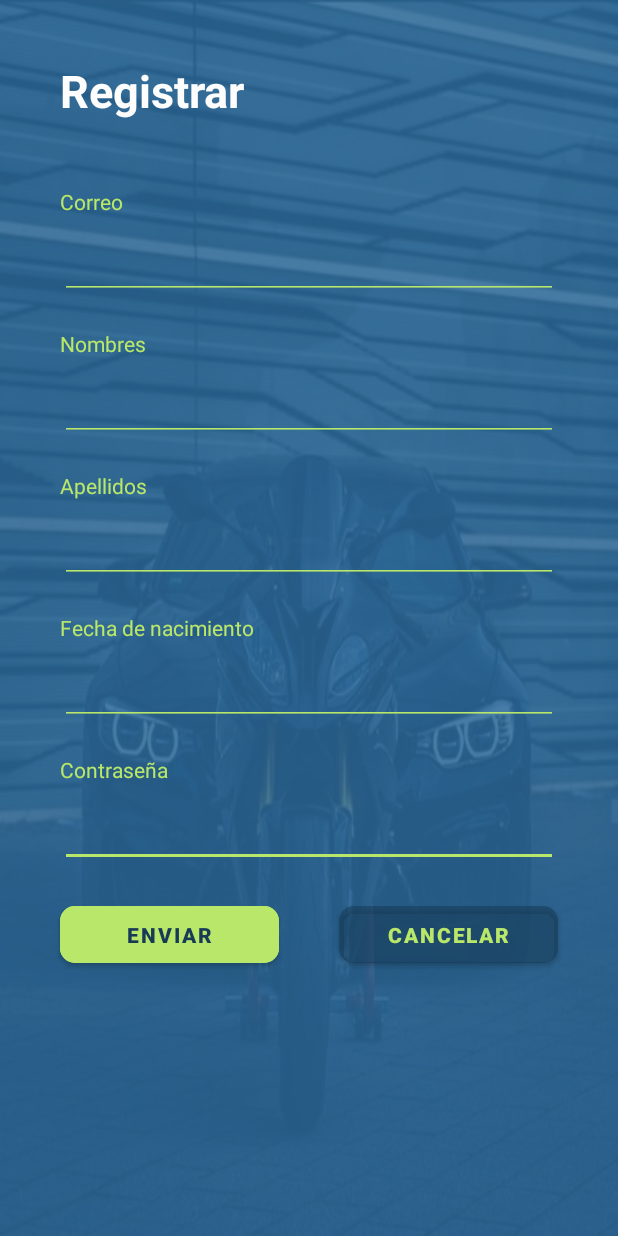
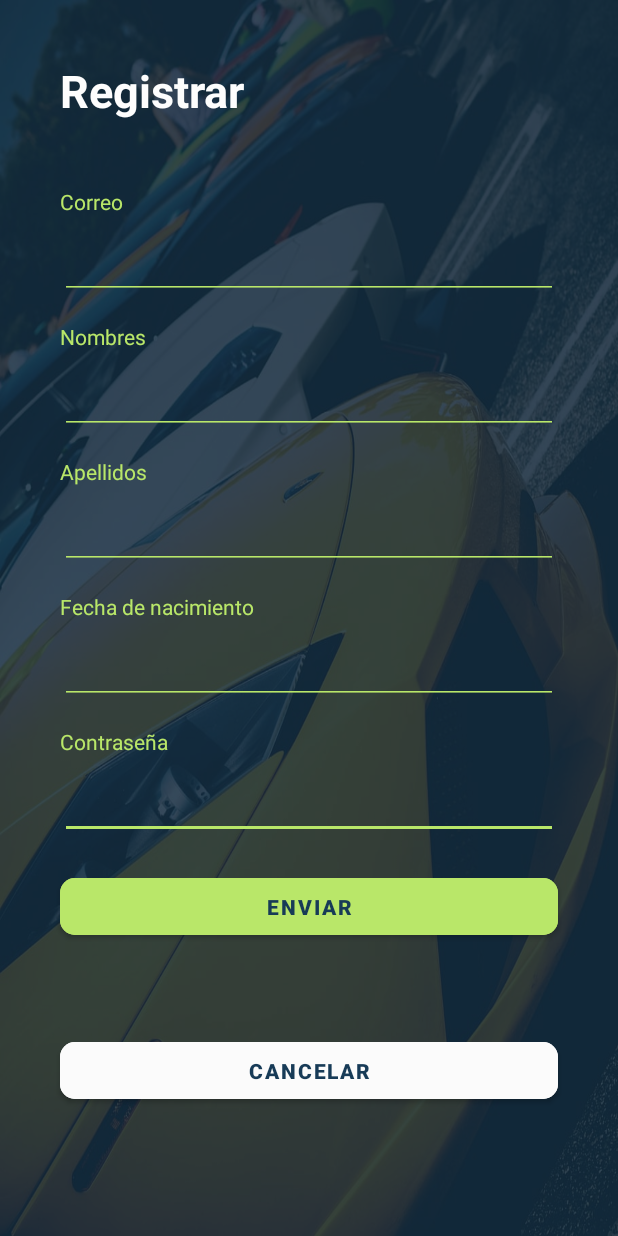
Before and after one commit to AlejandroParra15/GARAGE-VGO, an Android app: the screen it shows after launch (RegisterActivity), after a tap on "CREAR UNA CUENTA", on a phone screen of 412 x 824 dp. Run offline under Robolectric (Android 15) with nearby library versions, the phone set to English and light mode, and no system bars; our stand-ins replace Firebase (no records; nobody signed in at launch, a user with empty details on screens opened directly).

Commit message:
se actualizo la interfaz

```diff
--- a/app/src/main/res/layout/activity_addvehicle.xml
+++ b/app/src/main/res/layout/activity_addvehicle.xml
@@ -231,7 +231,6 @@
                 android:layout_height="wrap_content"
                 android:layout_marginTop="30dp"
                 android:backgroundTint="#B9E769"
-                android:elegantTextHeight="false"
                 android:text="Guardar"
                 android:textAlignment="center"
                 android:textColor="#173B57"
--- a/app/src/main/res/layout/activity_notification_pico_yplaca.xml
+++ b/app/src/main/res/layout/activity_notification_pico_yplaca.xml
@@ -36,6 +36,7 @@
                 android:text="CANCELAR"
                 android:textColor="#173B57"
                 android:textStyle="bold"
+                app:cornerRadius="10dp"
                 app:layout_constraintEnd_toEndOf="@+id/btEnviarPico"
                 app:layout_constraintStart_toStartOf="@+id/btEnviarPico"
                 app:layout_constraintTop_toBottomOf="@+id/btEnviarPico" />
@@ -49,6 +50,7 @@
                 android:text="ENVIAR"
                 android:textColor="#173B57"
                 android:textStyle="bold"
+                app:cornerRadius="10dp"
                 app:layout_constraintEnd_toEndOf="@+id/checkBox7"
                 app:layout_constraintStart_toStartOf="@+id/textView13"
                 app:layout_constraintTop_toBottomOf="@+id/checkBox7" />
--- a/app/src/main/res/layout/activity_notification_soat_tecnico_impue.xml
+++ b/app/src/main/res/layout/activity_notification_soat_tecnico_impue.xml
@@ -101,6 +101,7 @@
                 android:text="CANCELAR"
                 android:textColor="#173B57"
                 android:textStyle="bold"
+                app:cornerRadius="10dp"
                 app:layout_constraintEnd_toEndOf="@+id/btEnviarSoat"
                 app:layout_constraintStart_toStartOf="@+id/btEnviarSoat"
                 app:layout_constraintTop_toBottomOf="@+id/btEnviarSoat" />
@@ -114,6 +115,7 @@
                 android:text="ENVIAR"
                 android:textColor="#173B57"
                 android:textStyle="bold"
+                app:cornerRadius="10dp"
                 app:layout_constraintEnd_toEndOf="@+id/textView9"
                 app:layout_constraintStart_toStartOf="@+id/textView9"
                 app:layout_constraintTop_toBottomOf="@+id/checkBox3" />
--- a/app/src/main/res/layout/activity_register.xml
+++ b/app/src/main/res/layout/activity_register.xml
@@ -4,19 +4,26 @@
     xmlns:tools="http://schemas.android.com/tools"
     android:layout_width="match_parent"
     android:layout_height="match_parent"
-    android:background="@drawable/carmo"
+    android:background="@drawable/imgregister"
     tools:context=".RegisterActivity">
 
     <androidx.constraintlayout.widget.ConstraintLayout
         android:layout_width="match_parent"
         android:layout_height="match_parent"
-        android:background="#DC2C699A"
+        android:background="#B02C699A"
         app:layout_constraintBottom_toBottomOf="parent"
         app:layout_constraintEnd_toEndOf="parent"
         app:layout_constraintStart_toStartOf="parent"
         app:layout_constraintTop_toTopOf="parent">
 
-    </androidx.constraintlayout.widget.ConstraintLayout>
+        <androidx.constraintlayout.widget.ConstraintLayout
+            android:layout_width="match_parent"
+            android:layout_height="match_parent"
+            android:background="#80000000"
+            app:layout_constraintBottom_toBottomOf="parent"
+            app:layout_constraintEnd_toEndOf="parent"
+            app:layout_constraintStart_toStartOf="parent"
+            app:layout_constraintTop_toTopOf="parent">
 
             <EditText
                 android:id="@+id/etPasswordRegister"
@@ -52,49 +59,12 @@
                 android:id="@+id/lbDate"
                 android:layout_width="wrap_content"
                 android:layout_height="wrap_content"
-        android:layout_marginTop="20dp"
+                android:layout_marginTop="15dp"
                 android:text="Fecha de nacimiento"
                 android:textColor="#B9E769"
                 android:textStyle="normal"
                 app:layout_constraintStart_toStartOf="@+id/etDate"
                 app:layout_constraintTop_toBottomOf="@+id/etLastName" />
-
-    <TextView
-        android:id="@+id/lbPasswordRegister"
-        android:layout_width="wrap_content"
-        android:layout_height="wrap_content"
-        android:layout_marginTop="20dp"
-        android:text="Contraseña"
-        android:textColor="#B9E769"
-        android:textStyle="normal"
-        app:layout_constraintStart_toStartOf="@+id/etPasswordRegister"
-        app:layout_constraintTop_toBottomOf="@+id/etDate" />
-
-    <EditText
-        android:id="@+id/etLastName"
-        android:layout_width="0dp"
-        android:layout_height="50dp"
-        android:layout_marginTop="5dp"
-        android:backgroundTint="#B9E769"
-        android:ems="10"
-        android:inputType="textPersonName"
-        android:textColor="#F8F8F8"
-        app:layout_constraintEnd_toEndOf="@+id/etName"
-        app:layout_constraintHorizontal_bias="0.0"
-        app:layout_constraintStart_toStartOf="@+id/etName"
-        app:layout_constraintTop_toBottomOf="@+id/lbLastName"
-        tools:ignore="SpeakableTextPresentCheck,SpeakableTextPresentCheck" />
-
-    <TextView
-        android:id="@+id/lbLastName"
-        android:layout_width="wrap_content"
-        android:layout_height="wrap_content"
-        android:layout_marginTop="20dp"
-        android:text="Apellidos"
-        android:textColor="#B9E769"
-        android:textStyle="normal"
-        app:layout_constraintStart_toStartOf="@+id/etLastName"
-        app:layout_constraintTop_toBottomOf="@+id/etName" />
 
             <EditText
                 android:id="@+id/etName"
@@ -112,15 +82,57 @@
                 tools:ignore="SpeakableTextPresentCheck,SpeakableTextPresentCheck" />
 
             <TextView
+                android:id="@+id/lbLastName"
+                android:layout_width="wrap_content"
+                android:layout_height="wrap_content"
+                android:layout_marginTop="15dp"
+                android:text="Apellidos"
+                android:textColor="#B9E769"
+                android:textStyle="normal"
+                app:layout_constraintStart_toStartOf="@+id/etLastName"
+                app:layout_constraintTop_toBottomOf="@+id/etName" />
+
+            <TextView
                 android:id="@+id/lbName"
                 android:layout_width="wrap_content"
                 android:layout_height="wrap_content"
-        android:layout_marginTop="20dp"
+                android:layout_marginTop="15dp"
                 android:text="Nombres"
                 android:textColor="#B9E769"
                 android:textStyle="normal"
                 app:layout_constraintStart_toStartOf="@+id/etName"
                 app:layout_constraintTop_toBottomOf="@+id/etEmailRegister" />
+
+            <EditText
+                android:id="@+id/etLastName"
+                android:layout_width="0dp"
+                android:layout_height="50dp"
+                android:layout_marginTop="5dp"
+                android:backgroundTint="#B9E769"
+                android:ems="10"
+                android:inputType="textPersonName"
+                android:textColor="#F8F8F8"
+                app:layout_constraintEnd_toEndOf="@+id/etName"
+                app:layout_constraintHorizontal_bias="0.0"
+                app:layout_constraintStart_toStartOf="@+id/etName"
+                app:layout_constraintTop_toBottomOf="@+id/lbLastName"
+                tools:ignore="SpeakableTextPresentCheck,SpeakableTextPresentCheck" />
+
+            <Button
+                android:id="@+id/btCancelRegister"
+                android:layout_width="0dp"
+                android:layout_height="50dp"
+                android:layout_marginTop="15dp"
+                android:layout_marginBottom="41dp"
+                android:backgroundTint="#FBFBFB"
+                android:text="CANCELAR"
+                android:textColor="#173B57"
+                android:textStyle="bold"
+                app:cornerRadius="10dp"
+                app:layout_constraintBottom_toBottomOf="parent"
+                app:layout_constraintEnd_toEndOf="@+id/btRegister"
+                app:layout_constraintStart_toStartOf="@+id/btRegister"
+                app:layout_constraintTop_toBottomOf="@+id/btRegister" />
 
             <EditText
                 android:id="@+id/etEmailRegister"
@@ -140,19 +152,6 @@
                 tools:ignore="SpeakableTextPresentCheck,SpeakableTextPresentCheck" />
 
             <TextView
-        android:id="@+id/lbEmail"
-        android:layout_width="wrap_content"
-        android:layout_height="wrap_content"
-        android:layout_marginTop="44dp"
-        android:text="Correo"
-        android:textColor="#B9E769"
-        android:textStyle="normal"
-        app:layout_constraintEnd_toEndOf="@+id/etEmailRegister"
-        app:layout_constraintHorizontal_bias="0.0"
-        app:layout_constraintStart_toStartOf="@+id/etEmailRegister"
-        app:layout_constraintTop_toBottomOf="@+id/lbTitleRegister" />
-
-    <TextView
                 android:id="@+id/lbTitleRegister"
                 android:layout_width="wrap_content"
                 android:layout_height="wrap_content"
@@ -166,34 +165,44 @@
                 app:layout_constraintStart_toStartOf="parent"
                 app:layout_constraintTop_toTopOf="parent" />
 
+            <TextView
+                android:id="@+id/lbPasswordRegister"
+                android:layout_width="wrap_content"
+                android:layout_height="wrap_content"
+                android:layout_marginTop="15dp"
+                android:text="Contraseña"
+                android:textColor="#B9E769"
+                android:textStyle="normal"
+                app:layout_constraintStart_toStartOf="@+id/etPasswordRegister"
+                app:layout_constraintTop_toBottomOf="@+id/etDate" />
+
             <Button
                 android:id="@+id/btRegister"
                 android:layout_width="0dp"
                 android:layout_height="50dp"
                 android:layout_marginTop="20dp"
-        android:layout_marginEnd="20dp"
                 android:backgroundTint="#B9E769"
                 android:text="ENVIAR"
                 android:textColor="#173B57"
                 android:textStyle="bold"
                 app:cornerRadius="10dp"
-        app:layout_constraintEnd_toStartOf="@+id/btCancelRegister"
+                app:layout_constraintEnd_toEndOf="@+id/etPasswordRegister"
                 app:layout_constraintStart_toStartOf="@+id/etPasswordRegister"
                 app:layout_constraintTop_toBottomOf="@+id/etPasswordRegister" />
 
-    <Button
-        android:id="@+id/btCancelRegister"
-        android:layout_width="0dp"
-        android:layout_height="50dp"
-        android:layout_marginStart="20dp"
-        android:layout_marginTop="20dp"
-        android:backgroundTint="#54173B57"
-        android:text="CANCELAR"
+            <TextView
+                android:id="@+id/lbEmail"
+                android:layout_width="wrap_content"
+                android:layout_height="wrap_content"
+                android:layout_marginTop="44dp"
+                android:text="Correo"
                 android:textColor="#B9E769"
-        android:textStyle="bold"
-        app:cornerRadius="10dp"
-        app:layout_constraintEnd_toEndOf="@+id/etPasswordRegister"
-        app:layout_constraintStart_toEndOf="@+id/btRegister"
-        app:layout_constraintTop_toBottomOf="@+id/etPasswordRegister" />
+                android:textStyle="normal"
+                app:layout_constraintEnd_toEndOf="@+id/etEmailRegister"
+                app:layout_constraintHorizontal_bias="0.0"
+                app:layout_constraintStart_toStartOf="@+id/etEmailRegister"
+                app:layout_constraintTop_toBottomOf="@+id/lbTitleRegister" />
+        </androidx.constraintlayout.widget.ConstraintLayout>
+    </androidx.constraintlayout.widget.ConstraintLayout>
 
 </androidx.constraintlayout.widget.ConstraintLayout>
--- a/app/src/main/res/layout/dialog_forgot_password.xml
+++ b/app/src/main/res/layout/dialog_forgot_password.xml
@@ -58,6 +58,7 @@
             android:text="enviar"
             android:textColor="#173B57"
             android:textStyle="bold"
+            app:cornerRadius="10dp"
             app:layout_constraintBottom_toBottomOf="parent"
             app:layout_constraintEnd_toEndOf="@+id/etForgotPassword"
             app:layout_constraintStart_toStartOf="@+id/etForgotPassword"
```
Also changed, not shown: app/src/main/res/drawable/imgregister.jpeg (added). Lines whose indentation alone changed are shown as unchanged.
